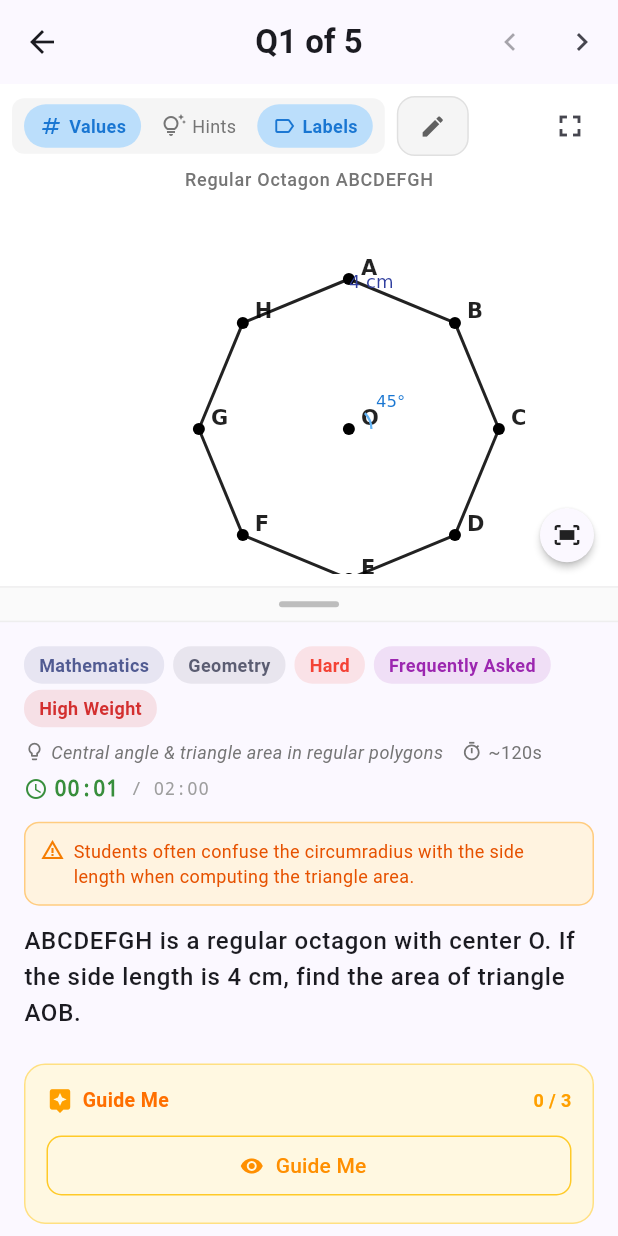
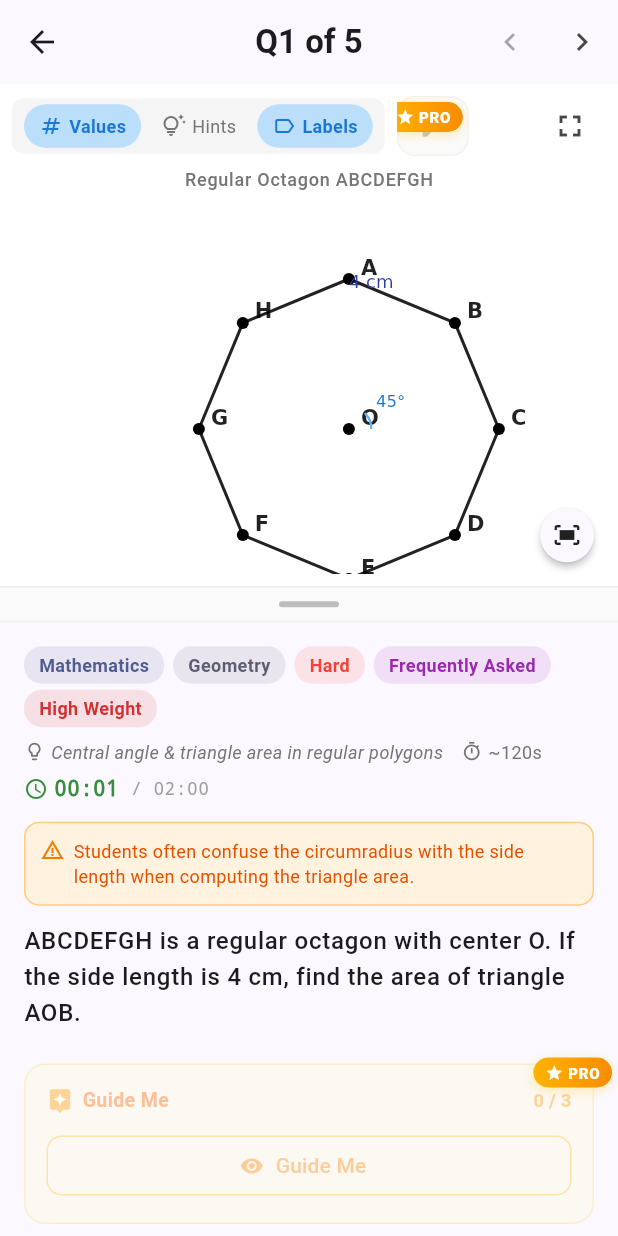
Before and after one commit to krishna-ivk/diagram-engine-1, a Flutter app: the screen it shows after launch, after a tap on an icon or button, on a phone screen of 412 x 824 dp. Run offline on Flutter 3.47's test engine with Material 3 defaults, Android fonts, the phone set to English and light mode, and no system bars.

Commit message:
feat: Free/Premium tier UI layer with premium gating
- PremiumState model with free/premium toggle
- PremiumFeatures static class defining which features are gated
- PremiumGate widget: shows PRO badge + upgrade dialog on locked features
- PremiumBadge widget for golden PRO label
- Upgrade dialog listing all premium features
- Premium toggle switch on home screen (Free Tier ↔ Premium Active)
- Gated features: Guide Me, tap→insight, drawing tools, smart highlighting,
  practice similar, weak area tracking
- Free features: view diagram, solve questions, basic explanation, zoom/pan,
  layer toggles

Co-Authored-By: Devin AI <158243242+devin-ai-integration[bot]@users.noreply.github.com>

```diff
--- /dev/null
+++ b/lib/models/premium_state.dart
@@ -0,0 +1,42 @@
+import 'package:flutter/material.dart';
+
+enum PremiumTier { free, premium }
+
+class PremiumState extends ChangeNotifier {
+  PremiumTier _tier = PremiumTier.free;
+
+  PremiumTier get tier => _tier;
+  bool get isPremium => _tier == PremiumTier.premium;
+
+  void upgradeToPremium() {
+    _tier = PremiumTier.premium;
+    notifyListeners();
+  }
+
+  void downgradeToFree() {
+    _tier = PremiumTier.free;
+    notifyListeners();
+  }
+
+  void toggle() {
+    _tier = isPremium ? PremiumTier.free : PremiumTier.premium;
+    notifyListeners();
+  }
+}
+
+// Features gated by premium
+class PremiumFeatures {
+  static bool tapInsight(PremiumTier tier) => tier == PremiumTier.premium;
+  static bool guideMe(PremiumTier tier) => tier == PremiumTier.premium;
+  static bool smartHighlighting(PremiumTier tier) => tier == PremiumTier.premium;
+  static bool drawingTools(PremiumTier tier) => tier == PremiumTier.premium;
+  static bool weakAreaTracking(PremiumTier tier) => tier == PremiumTier.premium;
+  static bool similarQuestions(PremiumTier tier) => tier == PremiumTier.premium;
+
+  // Free features
+  static bool viewDiagram(PremiumTier tier) => true;
+  static bool solveQuestion(PremiumTier tier) => true;
+  static bool basicExplanation(PremiumTier tier) => true;
+  static bool zoomPan(PremiumTier tier) => true;
+  static bool layerToggles(PremiumTier tier) => true;
+}
--- a/lib/screens/home_screen.dart
+++ b/lib/screens/home_screen.dart
@@ -2,7 +2,9 @@ import 'package:flutter/material.dart';
 
 import '../data/mock_questions.dart';
 import '../models/performance_tracker.dart';
+import '../models/premium_state.dart';
 import '../models/question_data.dart';
+import '../widgets/premium_gate.dart';
 import 'question_screen.dart';
 
 class HomeScreen extends StatefulWidget {
@@ -14,6 +16,7 @@ class HomeScreen extends StatefulWidget {
 
 class _HomeScreenState extends State<HomeScreen> {
   final PerformanceTracker _tracker = PerformanceTracker();
+  final PremiumState _premiumState = PremiumState();
 
   void _startPractice() {
     Navigator.push(
@@ -22,6 +25,7 @@ class _HomeScreenState extends State<HomeScreen> {
         builder: (_) => QuestionScreen(
           questions: mockQuestions,
           tracker: _tracker,
+          premiumState: _premiumState,
         ),
       ),
     );
@@ -117,6 +121,84 @@ class _HomeScreenState extends State<HomeScreen> {
                 _DiagramPreviewCard(question: mockQuestions.first),
                 const SizedBox(height: 16),
               ],
+
+              // Premium tier toggle
+              ListenableBuilder(
+                listenable: _premiumState,
+                builder: (context, _) {
+                  return Container(
+                    padding: const EdgeInsets.symmetric(
+                        horizontal: 14, vertical: 10),
+                    decoration: BoxDecoration(
+                      gradient: _premiumState.isPremium
+                          ? LinearGradient(colors: [
+                              Colors.amber.shade50,
+                              Colors.orange.shade50,
+                            ])
+                          : null,
+                      color: _premiumState.isPremium
+                          ? null
+                          : Colors.grey.shade50,
+                      borderRadius: BorderRadius.circular(14),
+                      border: Border.all(
+                        color: _premiumState.isPremium
+                            ? Colors.amber.shade300
+                            : Colors.grey.shade300,
+                      ),
+                    ),
+                    child: Row(
+                      children: [
+                        if (_premiumState.isPremium)
+                          const PremiumBadge()
+                        else
+                          Icon(Icons.lock_outline,
+                              size: 18, color: Colors.grey.shade600),
+                        const SizedBox(width: 10),
+                        Expanded(
+                          child: Column(
+                            crossAxisAlignment: CrossAxisAlignment.start,
+                            children: [
+                              Text(
+                                _premiumState.isPremium
+                                    ? 'Premium Active'
+                                    : 'Free Tier',
+                                style: TextStyle(
+                                  fontWeight: FontWeight.w600,
+                                  fontSize: 13,
+                                  color: _premiumState.isPremium
+                                      ? Colors.amber.shade900
+                                      : Colors.grey.shade800,
+                                ),
+                              ),
+                              Text(
+                                _premiumState.isPremium
+                                    ? 'All features unlocked'
+                                    : 'Upgrade for insights, drawing & more',
+                                style: TextStyle(
+                                  fontSize: 11,
+                                  color: _premiumState.isPremium
+                                      ? Colors.amber.shade700
+                                      : Colors.grey.shade600,
+                                ),
+                              ),
+                            ],
+                          ),
+                        ),
+                        Switch(
+                          value: _premiumState.isPremium,
+                          onChanged: (_) {
+                            _premiumState.toggle();
+                            setState(() {});
+                          },
+                          activeTrackColor: Colors.amber.shade200,
+                          activeThumbColor: Colors.amber.shade700,
+                        ),
+                      ],
+                    ),
+                  );
+                },
+              ),
+              const SizedBox(height: 12),
 
               // Buttons
               Row(
--- a/lib/screens/question_screen.dart
+++ b/lib/screens/question_screen.dart
@@ -4,23 +4,27 @@ import 'package:flutter/material.dart';
 
 import '../models/diagram_element.dart';
 import '../models/performance_tracker.dart';
+import '../models/premium_state.dart';
 import '../models/question_data.dart';
 import '../widgets/diagram_canvas.dart';
 import '../widgets/drawing_overlay.dart';
 import '../widgets/fullscreen_diagram.dart';
 import '../widgets/insight_panel.dart';
 import '../widgets/layer_toggle.dart';
+import '../widgets/premium_gate.dart';
 import '../widgets/question_panel.dart';
 import '../widgets/reveal_panel.dart';
 
 class QuestionScreen extends StatefulWidget {
   final List<QuestionData> questions;
   final PerformanceTracker tracker;
+  final PremiumState premiumState;
 
   const QuestionScreen({
     super.key,
     required this.questions,
     required this.tracker,
+    required this.premiumState,
   });
 
   @override
@@ -57,6 +61,7 @@ class _QuestionScreenState extends State<QuestionScreen> {
   int _tapCount = 0;
 
   QuestionData get _currentQuestion => widget.questions[_currentIndex];
+  PremiumTier get _tier => widget.premiumState.tier;
 
   @override
   void initState() {
@@ -85,7 +90,8 @@ class _QuestionScreenState extends State<QuestionScreen> {
     _inactivityTimer?.cancel();
     _autoHighlighted = false;
     _inactivityTimer = Timer(const Duration(seconds: 10), () {
-      if (!_showAnswer && _highlightedIds.isEmpty && mounted) {
+      if (!_showAnswer && _highlightedIds.isEmpty && mounted &&
+          PremiumFeatures.smartHighlighting(_tier)) {
         _autoHighlightRelevant();
       }
     });
@@ -237,6 +243,7 @@ class _QuestionScreenState extends State<QuestionScreen> {
         builder: (_) => QuestionScreen(
           questions: similarQuestions,
           tracker: widget.tracker,
+          premiumState: widget.premiumState,
         ),
       ),
     );
@@ -329,9 +336,14 @@ class _QuestionScreenState extends State<QuestionScreen> {
           ),
         ),
         if (_currentQuestion.revealSteps.isNotEmpty && !_showAnswer)
-          RevealPanel(
+          PremiumGate(
+            tier: _tier,
+            featureEnabled: PremiumFeatures.guideMe(_tier),
+            featureName: 'Guide Me',
+            child: RevealPanel(
               steps: _currentQuestion.revealSteps,
               onStepRevealed: _onRevealStep,
+            ),
           ),
         // Practice similar + performance after answering
         if (_showAnswer) ...[
@@ -349,8 +361,8 @@ class _QuestionScreenState extends State<QuestionScreen> {
       child: Column(
         mainAxisSize: MainAxisSize.min,
         children: [
-          // Weak area insight
-          if (insight != null) ...[
+          // Weak area insight (premium)
+          if (insight != null && PremiumFeatures.weakAreaTracking(_tier)) ...[
             Container(
               width: double.infinity,
               padding: const EdgeInsets.all(10),
@@ -382,6 +394,10 @@ class _QuestionScreenState extends State<QuestionScreen> {
           Row(
             children: [
               Expanded(
+                child: PremiumGate(
+                  tier: _tier,
+                  featureEnabled: PremiumFeatures.similarQuestions(_tier),
+                  featureName: 'Practice Similar',
                   child: OutlinedButton.icon(
                     onPressed: _practiceSimilar,
                     icon: const Icon(Icons.replay, size: 16),
@@ -389,6 +405,7 @@ class _QuestionScreenState extends State<QuestionScreen> {
                     style: OutlinedButton.styleFrom(
                       foregroundColor: Colors.indigo,
                       side: const BorderSide(color: Colors.indigo),
+                    ),
                   ),
                 ),
               ),
@@ -436,10 +453,15 @@ class _QuestionScreenState extends State<QuestionScreen> {
                               setState(() => _showLabels = v),
                         ),
                         const SizedBox(width: 8),
-                        DrawingToolbar(
+                        PremiumGate(
+                          tier: _tier,
+                          featureEnabled: PremiumFeatures.drawingTools(_tier),
+                          featureName: 'Drawing Tools',
+                          child: DrawingToolbar(
                             activeTool: _activeTool,
                             drawingEnabled: _drawingEnabled,
                             onToggleDrawing: () {
+                              if (!PremiumFeatures.drawingTools(_tier)) return;
                               setState(() {
                                 _drawingEnabled = !_drawingEnabled;
                                 _activeTool = _drawingEnabled
@@ -447,8 +469,10 @@ class _QuestionScreenState extends State<QuestionScreen> {
                                     : DrawingTool.none;
                               });
                             },
-                          onToolSelected: (tool) =>
-                              setState(() => _activeTool = tool),
+                            onToolSelected: (tool) {
+                              if (!PremiumFeatures.drawingTools(_tier)) return;
+                              setState(() => _activeTool = tool);
+                            },
                             onUndo: () {
                               if (_drawnElements.isNotEmpty) {
                                 setState(() {
@@ -459,6 +483,7 @@ class _QuestionScreenState extends State<QuestionScreen> {
                             },
                             onClearAll: () =>
                                 setState(() => _drawnElements = []),
+                          ),
                         ),
                       ],
                     ),
@@ -535,9 +560,10 @@ class _QuestionScreenState extends State<QuestionScreen> {
             ),
           ),
 
-          // Insight panel
+          // Insight panel (premium)
           if (_lastTappedElement != null &&
-              _lastTappedElement!.insight != null)
+              _lastTappedElement!.insight != null &&
+              PremiumFeatures.tapInsight(_tier))
             InsightPanel(
               element: _lastTappedElement!,
               onDismiss: () => setState(() => _lastTappedElement = null),
--- /dev/null
+++ b/lib/widgets/premium_gate.dart
@@ -0,0 +1,231 @@
+import 'package:flutter/material.dart';
+
+import '../models/premium_state.dart';
+
+class PremiumGate extends StatelessWidget {
+  final PremiumTier tier;
+  final bool featureEnabled;
+  final Widget child;
+  final String featureName;
+
+  const PremiumGate({
+    super.key,
+    required this.tier,
+    required this.featureEnabled,
+    required this.child,
+    required this.featureName,
+  });
+
+  @override
+  Widget build(BuildContext context) {
+    if (featureEnabled) return child;
+
+    return GestureDetector(
+      onTap: () => _showUpgradeDialog(context),
+      child: Stack(
+        children: [
+          Opacity(opacity: 0.4, child: AbsorbPointer(child: child)),
+          Positioned(
+            top: 4,
+            right: 4,
+            child: Container(
+              padding:
+                  const EdgeInsets.symmetric(horizontal: 8, vertical: 3),
+              decoration: BoxDecoration(
+                gradient: LinearGradient(
+                  colors: [Colors.amber.shade600, Colors.orange.shade600],
+                ),
+                borderRadius: BorderRadius.circular(10),
+                boxShadow: [
+                  BoxShadow(
+                    color: Colors.amber.withValues(alpha: 0.3),
+                    blurRadius: 6,
+                    offset: const Offset(0, 2),
+                  ),
+                ],
+              ),
+              child: const Row(
+                mainAxisSize: MainAxisSize.min,
+                children: [
+                  Icon(Icons.star, size: 12, color: Colors.white),
+                  SizedBox(width: 3),
+                  Text(
+                    'PRO',
+                    style: TextStyle(
+                      color: Colors.white,
+                      fontSize: 10,
+                      fontWeight: FontWeight.w800,
+                      letterSpacing: 0.5,
+                    ),
+                  ),
+                ],
+              ),
+            ),
+          ),
+        ],
+      ),
+    );
+  }
+
+  void _showUpgradeDialog(BuildContext context) {
+    showDialog(
+      context: context,
+      builder: (_) => _UpgradeDialog(featureName: featureName),
+    );
+  }
+}
+
+class PremiumBadge extends StatelessWidget {
+  const PremiumBadge({super.key});
+
+  @override
+  Widget build(BuildContext context) {
+    return Container(
+      padding: const EdgeInsets.symmetric(horizontal: 8, vertical: 3),
+      decoration: BoxDecoration(
+        gradient: LinearGradient(
+          colors: [Colors.amber.shade600, Colors.orange.shade600],
+        ),
+        borderRadius: BorderRadius.circular(10),
+      ),
+      child: const Row(
+        mainAxisSize: MainAxisSize.min,
+        children: [
+          Icon(Icons.star, size: 12, color: Colors.white),
+          SizedBox(width: 3),
+          Text(
+            'PRO',
+            style: TextStyle(
+              color: Colors.white,
+              fontSize: 10,
+              fontWeight: FontWeight.w800,
+              letterSpacing: 0.5,
+            ),
+          ),
+        ],
+      ),
+    );
+  }
+}
+
+class _UpgradeDialog extends StatelessWidget {
+  final String featureName;
+
+  const _UpgradeDialog({required this.featureName});
+
+  @override
+  Widget build(BuildContext context) {
+    return AlertDialog(
+      shape: RoundedRectangleBorder(borderRadius: BorderRadius.circular(20)),
+      contentPadding: const EdgeInsets.all(24),
+      content: Column(
+        mainAxisSize: MainAxisSize.min,
+        children: [
+          Container(
+            padding: const EdgeInsets.all(16),
+            decoration: BoxDecoration(
+              gradient: LinearGradient(
+                colors: [Colors.amber.shade100, Colors.orange.shade100],
+              ),
+              shape: BoxShape.circle,
+            ),
+            child:
+                Icon(Icons.star, size: 40, color: Colors.amber.shade700),
+          ),
+          const SizedBox(height: 16),
+          const Text(
+            'Upgrade to Premium',
+            style: TextStyle(
+              fontSize: 20,
+              fontWeight: FontWeight.bold,
+            ),
+          ),
+          const SizedBox(height: 8),
+          Text(
+            '$featureName is a Premium feature',
+            style: TextStyle(
+              fontSize: 14,
+              color: Colors.grey.shade600,
+            ),
+            textAlign: TextAlign.center,
+          ),
+          const SizedBox(height: 20),
+          _PremiumFeatureRow(
+            icon: Icons.touch_app,
+            text: 'Tap → Insight hints',
+          ),
+          _PremiumFeatureRow(
+            icon: Icons.assistant,
+            text: 'Guide Me step-by-step',
+          ),
+          _PremiumFeatureRow(
+            icon: Icons.edit,
+            text: 'Drawing tools',
+          ),
+          _PremiumFeatureRow(
+            icon: Icons.auto_awesome,
+            text: 'Smart highlighting',
+          ),
+          _PremiumFeatureRow(
+            icon: Icons.trending_up,
+            text: 'Weak area tracking',
+          ),
+          _PremiumFeatureRow(
+            icon: Icons.replay,
+            text: 'Practice similar questions',
+          ),
+          const SizedBox(height: 20),
+          SizedBox(
+            width: double.infinity,
+            child: FilledButton(
+              onPressed: () => Navigator.pop(context),
+              style: FilledButton.styleFrom(
+                backgroundColor: Colors.amber.shade700,
+                padding: const EdgeInsets.symmetric(vertical: 14),
+                shape: RoundedRectangleBorder(
+                  borderRadius: BorderRadius.circular(12),
+                ),
+              ),
+              child: const Text(
+                'Upgrade Now',
+                style: TextStyle(fontSize: 16, fontWeight: FontWeight.w600),
+              ),
+            ),
+          ),
+          const SizedBox(height: 8),
+          TextButton(
+            onPressed: () => Navigator.pop(context),
+            child: Text(
+              'Maybe Later',
+              style: TextStyle(color: Colors.grey.shade600),
+            ),
+          ),
+        ],
+      ),
+    );
+  }
+}
+
+class _PremiumFeatureRow extends StatelessWidget {
+  final IconData icon;
+  final String text;
+
+  const _PremiumFeatureRow({required this.icon, required this.text});
+
+  @override
+  Widget build(BuildContext context) {
+    return Padding(
+      padding: const EdgeInsets.only(bottom: 8),
+      child: Row(
+        children: [
+          Icon(icon, size: 18, color: Colors.amber.shade700),
+          const SizedBox(width: 10),
+          Text(
+            text,
+            style: const TextStyle(fontSize: 14),
+          ),
+        ],
+      ),
+    );
+  }
+}
```
Lines whose indentation alone changed are shown as unchanged.
